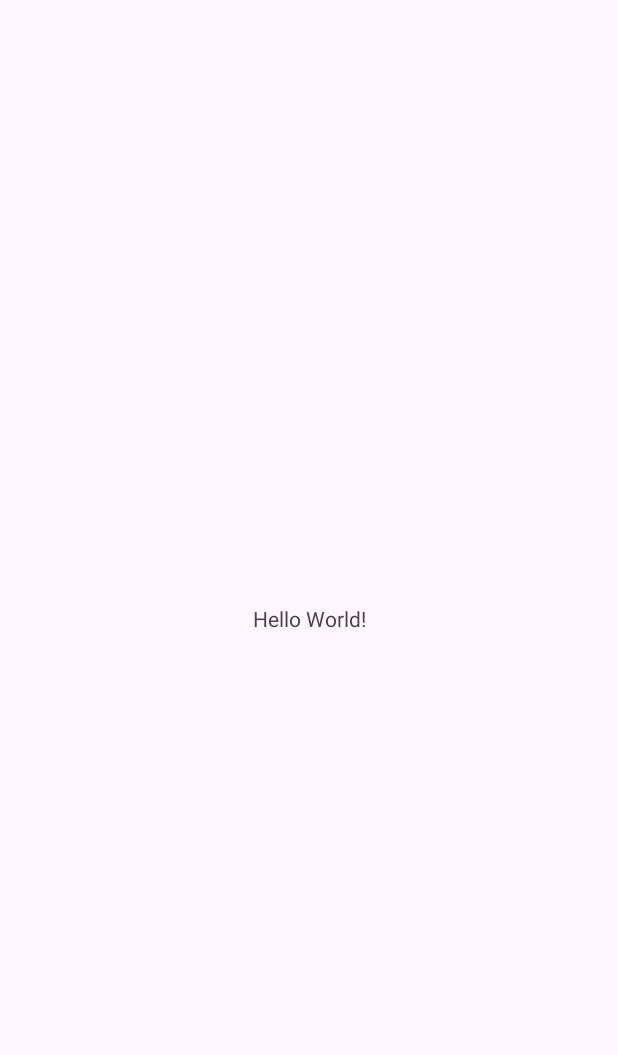
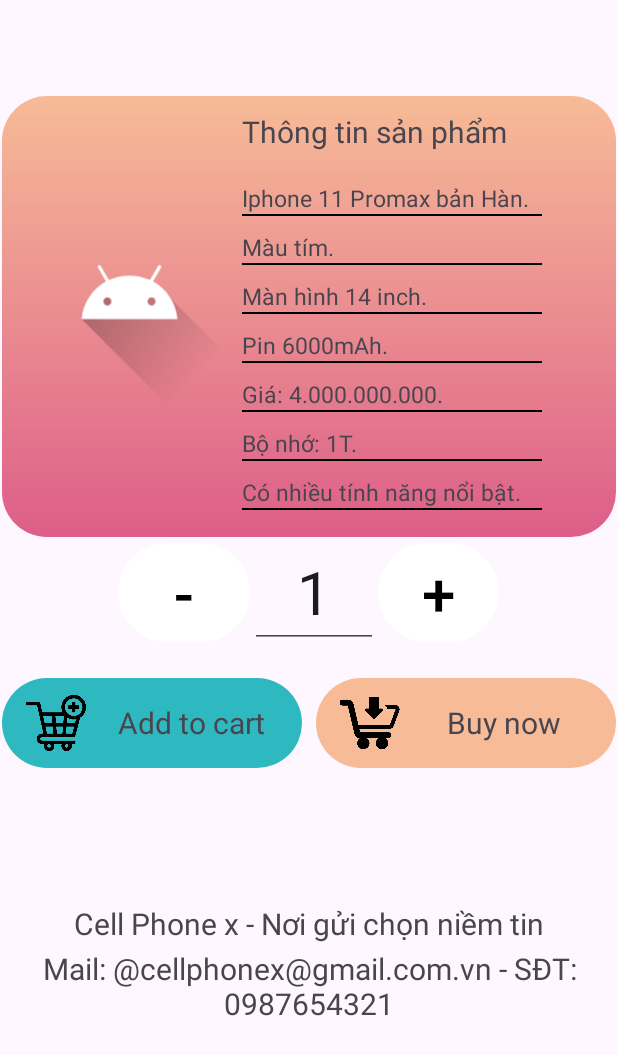
Before and after one commit to Khangnekk/Android_Phone_Shop, an Android app: the screen it shows after launch (MainActivity before the commit, DetailProduct after it), on a phone screen of 412 x 824 dp. Before the commit the part shown is almost empty. Shown: the top 1055 px of the screen. Run offline under Robolectric (Android 15) with nearby library versions, the phone set to English and light mode, and no system bars.

Commit message:
Add detail screen
Create detail screen with base-function

```diff
--- a/app/build.gradle.kts
+++ b/app/build.gradle.kts
@@ -4,12 +4,12 @@ plugins {
 
 android {
     namespace = "com.fptugroup6.phoneshop"
-    compileSdk = 33
+    compileSdk = 34
 
     defaultConfig {
         applicationId = "com.fptugroup6.phoneshop"
         minSdk = 24
-        targetSdk = 33
+        targetSdk = 34
         versionCode = 1
         versionName = "1.0"
 
@@ -33,6 +33,8 @@ android {
 
 dependencies {
 
+    // font awesome
+
     implementation("androidx.appcompat:appcompat:1.6.1")
     implementation("com.google.android.material:material:1.10.0")
     implementation("androidx.constraintlayout:constraintlayout:2.1.4")
--- /dev/null
+++ b/app/src/main/java/com/fptugroup6/phoneshop/Adapter.java
@@ -0,0 +1,50 @@
+package com.fptugroup6.phoneshop;
+
+import android.content.Context;
+import android.view.LayoutInflater;
+import android.view.View;
+import android.view.ViewGroup;
+import android.widget.ImageView;
+import android.widget.TextView;
+
+import androidx.annotation.NonNull;
+import androidx.recyclerview.widget.RecyclerView;
+
+import java.util.ArrayList;
+
+public class Adapter extends RecyclerView.Adapter<Adapter.ViewHolder> {
+    public ArrayList<String> listString;
+    public Context context;
+
+    public Adapter(ArrayList<String> listString, Context context) {
+        this.listString = listString;
+        this.context = context;
+    }
+
+    @NonNull
+    @Override
+    public ViewHolder onCreateViewHolder(@NonNull ViewGroup parent, int viewType) {
+        View view = LayoutInflater.from(parent.getContext()).inflate(R.layout.item,parent,false);
+        return new ViewHolder(view);
+    }
+
+    @Override
+    public void onBindViewHolder(@NonNull ViewHolder holder, int position) {
+        holder.textView.setText(listString.get(position));
+    }
+
+    @Override
+    public int getItemCount() {
+        return listString.size();
+    }
+
+    public class ViewHolder extends RecyclerView.ViewHolder{
+        public TextView textView;
+
+
+        public ViewHolder(@NonNull View itemView) {
+            super(itemView);
+            textView = itemView.findViewById(R.id.information_item);
+        }
+    }
+}
--- /dev/null
+++ b/app/src/main/java/com/fptugroup6/phoneshop/Cart.java
@@ -0,0 +1,14 @@
+package com.fptugroup6.phoneshop;
+
+import androidx.appcompat.app.AppCompatActivity;
+
+import android.os.Bundle;
+
+public class Cart extends AppCompatActivity {
+
+    @Override
+    protected void onCreate(Bundle savedInstanceState) {
+        super.onCreate(savedInstanceState);
+        setContentView(R.layout.activity_cart);
+    }
+}
--- /dev/null
+++ b/app/src/main/java/com/fptugroup6/phoneshop/DetailProduct.java
@@ -0,0 +1,83 @@
+package com.fptugroup6.phoneshop;
+
+import androidx.appcompat.app.AppCompatActivity;
+import androidx.recyclerview.widget.GridLayoutManager;
+import androidx.recyclerview.widget.RecyclerView;
+
+import android.os.Bundle;
+import android.view.View;
+import android.widget.Button;
+import android.widget.EditText;
+import android.widget.LinearLayout;
+
+import java.util.ArrayList;
+
+public class DetailProduct extends AppCompatActivity {
+    private RecyclerView rv;
+    private ArrayList<String> listString = new ArrayList<>();
+
+    private Button increment;
+    private Button decrement;
+
+    private LinearLayout addToCart;
+    private LinearLayout buyNow;
+    private EditText amout;
+    int number = 1;
+    @Override
+    protected void onCreate(Bundle savedInstanceState) {
+        super.onCreate(savedInstanceState);
+        setContentView(R.layout.activity_detail_product);
+
+        rv = findViewById(R.id.recycler_view);
+        listString = setData();
+        Adapter adapter = new Adapter(listString, this);
+        rv.setLayoutManager(new GridLayoutManager(this,1));
+        rv.setAdapter(adapter);
+
+        increment = findViewById(R.id.incrementButton);
+        decrement = findViewById(R.id.decrementButton);
+
+        addToCart = findViewById(R.id.add_cart);
+        buyNow = findViewById(R.id.buy_now);
+
+        amout = findViewById(R.id.amout);
+        amout.setText(String.valueOf(number));
+
+
+
+        increment.setOnClickListener(new View.OnClickListener() {
+            @Override
+            public void onClick(View v) {
+                number++;
+                amout.setText(String.valueOf(number));
+
+            }
+        });
+
+        decrement.setOnClickListener(new View.OnClickListener() {
+            @Override
+            public void onClick(View v) {
+                number--;
+                amout.setText(String.valueOf(number));
+            }
+        });
+
+    }
+
+    private ArrayList<String> setData() {
+        ArrayList<String> list = new ArrayList<>();
+        list.add("Iphone 11 Promax bản Hàn.");
+        list.add("Màu tím.");
+        list.add("Màn hình 14 inch.");
+        list.add("Pin 6000mAh.");
+        list.add("Giá: 4.000.000.000.");
+        list.add("Bộ nhớ: 1T.");
+        list.add("Có nhiều tính năng nổi bật.");
+        list.add("Máy mới đập hộp 100%.");
+        list.add("Bảo hành 6 tháng lỗi đổi mới trong 3 tháng.");
+        list.add("Có thể trả góp 0%.");
+        list.add("Thiết kế sang trọng, sở hữu gam màu thời thượng khơi dậy những ngày mới của bạn.");
+        list.add("Giảm giá 60%.");
+        return list;
+    }
+}
--- /dev/null
+++ b/app/src/main/java/com/fptugroup6/phoneshop/Phone.java
@@ -0,0 +1,103 @@
+package com.fptugroup6.phoneshop;
+
+import java.io.Serializable;
+
+public class Phone implements Serializable {
+    public String name;
+    public String color;
+    public String price;
+    public String screen;
+    public String storage;
+
+    public String description1;
+    public String description2;
+    public String description3;
+
+    public String presentEvent;
+
+    public Phone(String urlImage, String name, String color, String price, String screen, String storage, String description1, String description2, String description3, String presentEvent) {
+        this.name = name;
+        this.color = color;
+        this.price = price;
+        this.screen = screen;
+        this.storage = storage;
+        this.description1 = description1;
+        this.description2 = description2;
+        this.description3 = description3;
+        this.presentEvent = presentEvent;
+    }
+
+
+
+    public String getName() {
+        return name;
+    }
+
+    public void setName(String name) {
+        this.name = name;
+    }
+
+    public String getColor() {
+        return color;
+    }
+
+    public void setColor(String color) {
+        this.color = color;
+    }
+
+    public String getPrice() {
+        return price;
+    }
+
+    public void setPrice(String price) {
+        this.price = price;
+    }
+
+    public String getScreen() {
+        return screen;
+    }
+
+    public void setScreen(String screen) {
+        this.screen = screen;
+    }
+
+    public String getStorage() {
+        return storage;
+    }
+
+    public void setStorage(String storage) {
+        this.storage = storage;
+    }
+
+    public String getDescription1() {
+        return description1;
+    }
+
+    public void setDescription1(String description1) {
+        this.description1 = description1;
+    }
+
+    public String getDescription2() {
+        return description2;
+    }
+
+    public void setDescription2(String description2) {
+        this.description2 = description2;
+    }
+
+    public String getDescription3() {
+        return description3;
+    }
+
+    public void setDescription3(String description3) {
+        this.description3 = description3;
+    }
+
+    public String getPresentEvent() {
+        return presentEvent;
+    }
+
+    public void setPresentEvent(String presentEvent) {
+        this.presentEvent = presentEvent;
+    }
+}
--- /dev/null
+++ b/app/src/main/res/drawable/backgound_border.xml
@@ -0,0 +1,26 @@
+<?xml version="1.0" encoding="utf-8"?>
+<shape xmlns:android="http://schemas.android.com/apk/res/android" android:shape="rectangle">
+
+
+    <!-- Set màu nền-->
+    <gradient
+        android:startColor="#dd5e89"
+        android:endColor="#f7bb97"
+        android:angle="90"/>
+
+    <!-- đặt thuộc tính màu và độ rộng của đường viền -->
+
+
+    <!-- các thuộc tính căn chỉnh-->
+    <padding
+        android:left="10dp"
+        android:top="10dp"
+        android:right="10dp"
+        android:bottom="10dp" >
+    </padding>
+
+    <!-- và đây là bán kính đường tròn ở 4 góc -->
+    <corners
+        android:radius="30dp" >
+    </corners>
+</shape>
--- /dev/null
+++ b/app/src/main/res/drawable/background_button_addtocart.xml
@@ -0,0 +1,23 @@
+<?xml version="1.0" encoding="utf-8"?>
+<shape xmlns:android="http://schemas.android.com/apk/res/android" android:shape="rectangle">
+
+
+    <!-- Set màu nền-->
+    <solid android:color="#2eb9c1"/>
+
+    <!-- đặt thuộc tính màu và độ rộng của đường viền -->
+
+
+    <!-- các thuộc tính căn chỉnh-->
+    <padding
+        android:left="10dp"
+        android:top="10dp"
+        android:right="10dp"
+        android:bottom="10dp" >
+    </padding>
+
+    <!-- và đây là bán kính đường tròn ở 4 góc -->
+    <corners
+        android:radius="30dp" >
+    </corners>
+</shape>
--- /dev/null
+++ b/app/src/main/res/drawable/background_button_buynow.xml
@@ -0,0 +1,23 @@
+<?xml version="1.0" encoding="utf-8"?>
+<shape xmlns:android="http://schemas.android.com/apk/res/android" android:shape="rectangle">
+
+
+    <!-- Set màu nền-->
+    <solid android:color="#f7bb97"/>
+
+    <!-- đặt thuộc tính màu và độ rộng của đường viền -->
+
+
+    <!-- các thuộc tính căn chỉnh-->
+    <padding
+        android:left="10dp"
+        android:top="10dp"
+        android:right="10dp"
+        android:bottom="10dp" >
+    </padding>
+
+    <!-- và đây là bán kính đường tròn ở 4 góc -->
+    <corners
+        android:radius="30dp" >
+    </corners>
+</shape>
--- /dev/null
+++ b/app/src/main/res/drawable/border_textview.xml
@@ -0,0 +1,5 @@
+<?xml version="1.0" encoding="utf-8"?>
+<shape xmlns:android="http://schemas.android.com/apk/res/android">
+    <size android:height="1dp" android:width="200dp" />
+    <solid android:color="@color/black" />
+</shape>
--- /dev/null
+++ b/app/src/main/res/layout/activity_cart.xml
@@ -0,0 +1,21 @@
+<?xml version="1.0" encoding="utf-8"?>
+<androidx.constraintlayout.widget.ConstraintLayout xmlns:android="http://schemas.android.com/apk/res/android"
+    xmlns:app="http://schemas.android.com/apk/res-auto"
+    xmlns:tools="http://schemas.android.com/tools"
+    android:layout_width="match_parent"
+    android:layout_height="match_parent"
+    tools:context=".Cart">
+
+    <androidx.recyclerview.widget.RecyclerView
+        android:id="@+id/recycleview_cart"
+        android:layout_width="409dp"
+        android:layout_height="729dp"
+        android:layout_marginStart="1dp"
+        android:layout_marginTop="1dp"
+        android:layout_marginEnd="1dp"
+        android:layout_marginBottom="1dp"
+        app:layout_constraintBottom_toBottomOf="parent"
+        app:layout_constraintEnd_toEndOf="parent"
+        app:layout_constraintStart_toStartOf="parent"
+        app:layout_constraintTop_toTopOf="parent" />
+</androidx.constraintlayout.widget.ConstraintLayout>
--- /dev/null
+++ b/app/src/main/res/layout/activity_detail_product.xml
@@ -0,0 +1,162 @@
+<?xml version="1.0" encoding="utf-8"?>
+<androidx.constraintlayout.widget.ConstraintLayout xmlns:android="http://schemas.android.com/apk/res/android"
+    xmlns:app="http://schemas.android.com/apk/res-auto"
+    xmlns:tools="http://schemas.android.com/tools"
+    android:layout_width="match_parent"
+    android:layout_height="match_parent"
+    tools:context=".DetailProduct">
+
+    <LinearLayout
+        android:layout_width="match_parent"
+        android:layout_height="match_parent"
+        android:orientation="vertical"
+        app:layout_constraintBottom_toBottomOf="parent"
+        app:layout_constraintEnd_toEndOf="parent"
+        app:layout_constraintStart_toStartOf="parent"
+        app:layout_constraintTop_toTopOf="parent">
+
+        <LinearLayout
+            android:layout_width="409dp"
+            android:layout_height="294dp"
+            android:layout_marginStart="1dp"
+            android:layout_marginTop="64dp"
+            android:layout_marginEnd="1dp"
+            android:background="@drawable/backgound_border"
+            android:orientation="horizontal"
+            app:layout_constraintEnd_toEndOf="parent"
+            app:layout_constraintHorizontal_bias="0.444"
+            app:layout_constraintStart_toStartOf="parent"
+            app:layout_constraintTop_toTopOf="parent">
+
+            <ImageView
+                android:id="@+id/image_product"
+                android:layout_width="150dp"
+                android:layout_height="150dp"
+                android:layout_marginTop="50dp"
+                android:src="@drawable/ic_launcher_foreground"/>
+
+            <LinearLayout
+                android:id="@+id/information_product"
+                android:layout_width="235dp"
+                android:layout_height="274dp"
+                android:orientation="vertical">
+
+                <TextView
+                    android:layout_width="wrap_content"
+                    android:layout_height="wrap_content"
+                    android:layout_marginBottom="10dp"
+                    android:text="@string/information_product"
+                    android:textSize="20sp" />
+
+                <androidx.recyclerview.widget.RecyclerView
+                    android:id="@+id/recycler_view"
+                    android:layout_width="match_parent"
+                    android:layout_height="match_parent">
+
+                </androidx.recyclerview.widget.RecyclerView>
+            </LinearLayout>
+        </LinearLayout>
+
+        <LinearLayout
+
+            android:layout_width="274dp"
+            android:layout_height="wrap_content"
+            android:layout_gravity="center"
+            android:layout_marginBottom="20dp">
+
+            <Button
+                android:id="@+id/decrementButton"
+                android:layout_width="wrap_content"
+                android:layout_height="wrap_content"
+                android:text="@string/decrement"
+                android:textColor="@color/black"
+                android:layout_marginStart="10dp"
+                android:textSize="40sp"
+                app:backgroundTint="@color/white" />
+
+            <EditText
+                android:id="@+id/amout"
+                android:layout_width="85dp"
+                android:layout_height="69dp"
+                android:layout_gravity="bottom|center_horizontal"
+                android:text="10"
+                android:textAlignment="center"
+                android:textSize="40sp"/>
+
+            <Button
+                android:id="@+id/incrementButton"
+                android:layout_width="wrap_content"
+                android:layout_height="wrap_content"
+                android:text="@string/increment"
+                android:textColor="@color/black"
+                android:layout_marginEnd="10dp"
+                android:textSize="40sp"
+                app:backgroundTint="@color/white" />
+        </LinearLayout>
+
+        <LinearLayout
+            android:layout_width="match_parent"
+            android:layout_height="100dp"
+            android:layout_marginStart="1dp"
+            android:layout_marginEnd="1dp"
+            android:layout_marginBottom="50dp">
+
+            <LinearLayout
+                android:id="@+id/add_cart"
+                android:layout_width="200dp"
+                android:layout_height="60dp"
+                android:layout_marginEnd="9dp"
+                android:background="@drawable/background_button_addtocart"
+                android:orientation="horizontal">
+
+                <ImageView
+                    android:layout_width="52dp"
+                    android:layout_height="40dp"
+                    android:src="@drawable/addtocart" />
+
+                <TextView
+                    android:layout_width="match_parent"
+                    android:layout_height="28dp"
+                    android:layout_gravity="center"
+                    android:text="Add to cart"
+                    android:textAlignment="center"
+                    android:textSize="20sp" />
+            </LinearLayout>
+
+            <LinearLayout
+                android:id="@+id/buy_now"
+                android:layout_width="200dp"
+                android:layout_height="60dp"
+                android:background="@drawable/background_button_buynow"
+                android:orientation="horizontal">
+
+                <ImageView
+                    android:layout_width="51dp"
+                    android:layout_height="40dp"
+                    android:src="@drawable/buynow" />
+
+                <TextView
+                    android:layout_width="match_parent"
+                    android:layout_height="28dp"
+                    android:layout_gravity="center"
+                    android:text="Buy now"
+                    android:textAlignment="center"
+                    android:textSize="20sp" />
+            </LinearLayout>
+        </LinearLayout>
+        <TextView
+            android:layout_width="match_parent"
+            android:layout_height="30dp"
+            android:text="@string/information_shop"
+            android:textSize="20dp"
+            android:layout_gravity="bottom|center_horizontal"
+            android:textAlignment="center" />
+        <TextView
+            android:layout_width="match_parent"
+            android:layout_height="70dp"
+            android:text="@string/information_shop1"
+            android:textSize="20dp"
+            android:layout_gravity="bottom|center_horizontal"
+            android:textAlignment="center"/>
+    </LinearLayout>
+</androidx.constraintlayout.widget.ConstraintLayout>
--- /dev/null
+++ b/app/src/main/res/layout/cart_item.xml
@@ -0,0 +1,6 @@
+<?xml version="1.0" encoding="utf-8"?>
+<androidx.constraintlayout.widget.ConstraintLayout xmlns:android="http://schemas.android.com/apk/res/android"
+    android:layout_width="match_parent"
+    android:layout_height="match_parent">
+
+</androidx.constraintlayout.widget.ConstraintLayout>
--- /dev/null
+++ b/app/src/main/res/layout/item.xml
@@ -0,0 +1,20 @@
+<?xml version="1.0" encoding="utf-8"?>
+<androidx.constraintlayout.widget.ConstraintLayout xmlns:android="http://schemas.android.com/apk/res/android"
+    xmlns:app="http://schemas.android.com/apk/res-auto"
+    xmlns:tools="http://schemas.android.com/tools"
+    android:layout_width="wrap_content"
+    android:layout_height="wrap_content">
+
+    <TextView
+        android:id="@+id/information_item"
+        android:layout_width="match_parent"
+        android:layout_height="wrap_content"
+        android:layout_marginTop="10dp"
+        android:text="TextView"
+        android:drawableBottom="@drawable/border_textview"
+        android:textSize="15sp"
+        app:layout_constraintEnd_toEndOf="parent"
+        app:layout_constraintHorizontal_bias="1.0"
+        app:layout_constraintStart_toStartOf="parent"
+        app:layout_constraintTop_toTopOf="parent" />
+</androidx.constraintlayout.widget.ConstraintLayout>
--- a/app/src/main/res/values/strings.xml
+++ b/app/src/main/res/values/strings.xml
@@ -1,3 +1,8 @@
 <resources>
     <string name="app_name">PhoneShop</string>
+    <string name="information_product">Thông tin sản phẩm</string>
+    <string name="increment">+</string>
+    <string name="decrement">-</string>
+    <string name="information_shop">Cell Phone x - Nơi gửi chọn niềm tin</string>
+    <string name="information_shop1">Mail: @cellphonex@gmail.com.vn - SĐT: 0987654321 </string>
 </resources>
```
Also changed, not shown: app/src/main/AndroidManifest.xml (+10 -2 lines), app/src/main/res/drawable/addtocart.png (added), app/src/main/res/drawable/buynow.png (added).
